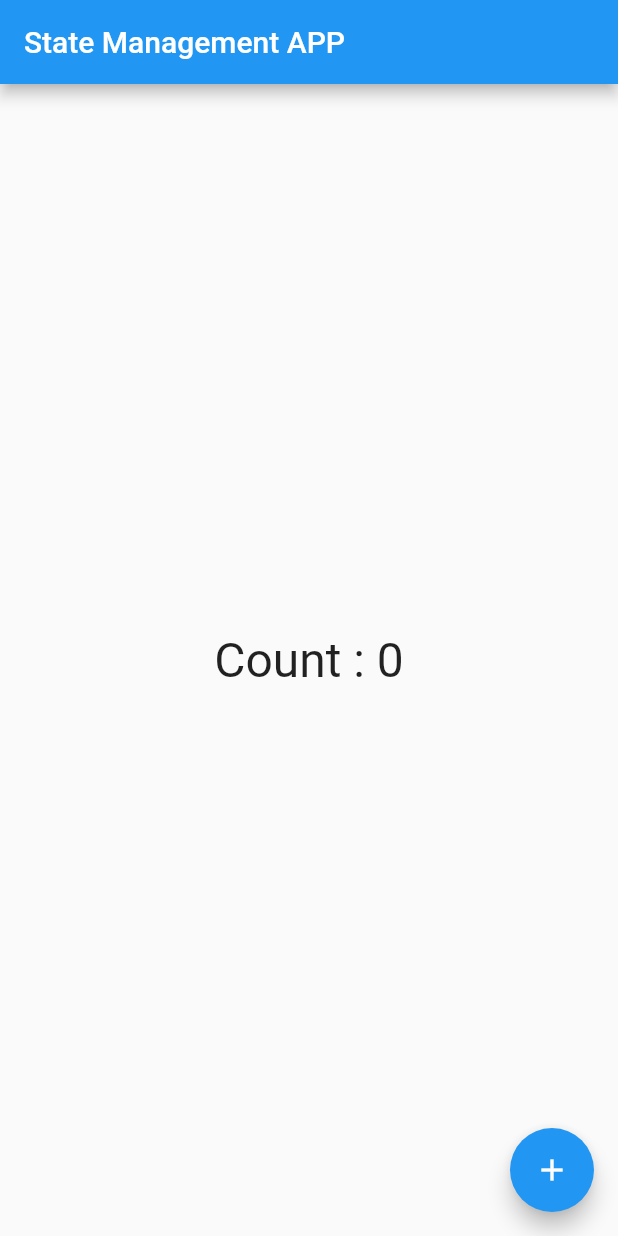
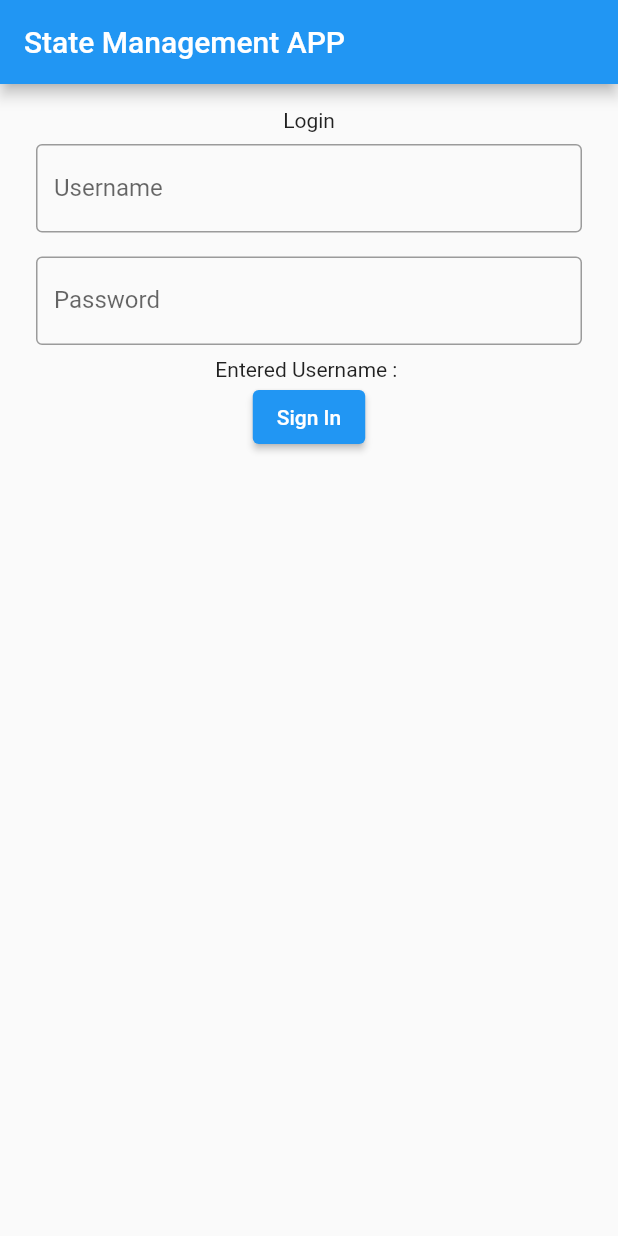
Before and after one commit to JanithSamee/flutter-class-day-16, a Flutter app: the screen it shows after launch, on a phone screen of 412 x 824 dp. Run offline on Flutter 3.47's test engine with Material 2 defaults, Android fonts, the phone set to English and light mode, and no system bars; our stand-ins replace get.

Commit message:
#mutiple page state transistion

```diff
--- /dev/null
+++ b/lib/controller/user.controller.dart
@@ -0,0 +1,11 @@
+import 'package:get/get.dart';
+import 'package:testapp/models/user.model.dart';
+
+class UserController extends GetxController {
+  var user = User(username: "").obs;
+  void addUser(username) {
+    user.value.username = username;
+  }
+
+  String get username => user.value.username;
+}
--- a/lib/main.dart
+++ b/lib/main.dart
@@ -1,29 +1,20 @@
 import 'package:flutter/material.dart';
 import 'package:get/get.dart';
-import 'package:testapp/controller/count.controller.dart';
 import 'package:testapp/pages/HomePage.dart';
 
 void main(List<String> args) {
-  runApp(GetMaterialApp(
+  runApp(const GetMaterialApp(
     home: MainApp(),
   ));
 }
 
 class MainApp extends StatelessWidget {
-  MainApp({super.key});
-  CountController controller = Get.put(CountController());
+  const MainApp({super.key});
 
   @override
   Widget build(BuildContext context) {
     return Scaffold(
-      appBar: AppBar(title: const Text("State Management APP")),
-      body: const HomePage(),
-      floatingActionButton: FloatingActionButton(
-        child: const Icon(Icons.add),
-        onPressed: () {
-          controller.increment();
-        },
-      ),
-    );
+        appBar: AppBar(title: const Text("State Management APP")),
+        body: const HomePage());
   }
 }
--- /dev/null
+++ b/lib/models/user.model.dart
@@ -0,0 +1,5 @@
+class User {
+  String username = "";
+
+  User({required this.username});
+}
--- /dev/null
+++ b/lib/pages/DataPage.dart
@@ -0,0 +1,17 @@
+import 'package:flutter/material.dart';
+import 'package:get/get_state_manager/get_state_manager.dart';
+import 'package:get/instance_manager.dart';
+import 'package:testapp/controller/user.controller.dart';
+
+class DataPage extends StatelessWidget {
+  const DataPage({super.key});
+
+  @override
+  Widget build(BuildContext context) {
+    UserController controller = Get.find();
+    return Scaffold(
+      appBar: AppBar(title: const Text("Data Page")),
+      body: Center(child: Obx(() => Text("Username :${controller.username}"))),
+    );
+  }
+}
--- a/lib/pages/HomePage.dart
+++ b/lib/pages/HomePage.dart
@@ -1,22 +1,61 @@
 import 'package:flutter/material.dart';
-import 'package:get/get_state_manager/get_state_manager.dart';
-import 'package:get/instance_manager.dart';
-import 'package:testapp/controller/count.controller.dart';
+import "package:get/get.dart";
+import 'package:testapp/controller/user.controller.dart';
+import 'package:testapp/pages/DataPage.dart';
 
-class HomePage extends StatelessWidget {
+class HomePage extends StatefulWidget {
   const HomePage({
     Key? key,
   }) : super(key: key);
 
   @override
+  State<HomePage> createState() => _HomePageState();
+}
+
+class _HomePageState extends State<HomePage> {
+  final GlobalKey _form = GlobalKey();
+  String username = '';
+
+  @override
   Widget build(BuildContext context) {
-    CountController controller = Get.find<CountController>();
+    UserController controller = Get.put(UserController());
     return Center(
-        child: Obx(
-      () => Text(
-        "Count : ${controller.count}",
-        style: const TextStyle(fontSize: 32),
+      child: Padding(
+        padding: const EdgeInsets.all(16.0),
+        child: Form(
+          key: _form,
+          child: Column(
+            crossAxisAlignment: CrossAxisAlignment.center,
+            children: [
+              const Text("Login"),
+              Padding(
+                padding: const EdgeInsets.all(8.0),
+                child: TextFormField(
+                  onChanged: (value) => setState(() {
+                    username = value;
+                  }),
+                  decoration: const InputDecoration(
+                      border: OutlineInputBorder(), labelText: "Username"),
+                ),
+              ),
+              Padding(
+                padding: const EdgeInsets.all(8.0),
+                child: TextFormField(
+                  decoration: const InputDecoration(
+                      border: OutlineInputBorder(), labelText: "Password"),
+                ),
+              ),
+              Text("Entered Username : $username"),
+              ElevatedButton(
+                  onPressed: () {
+                    controller.addUser(username);
+                    Get.to(() => const DataPage());
+                  },
+                  child: const Text("Sign In"))
+            ],
+          ),
+        ),
       ),
-    ));
+    );
   }
 }
```
